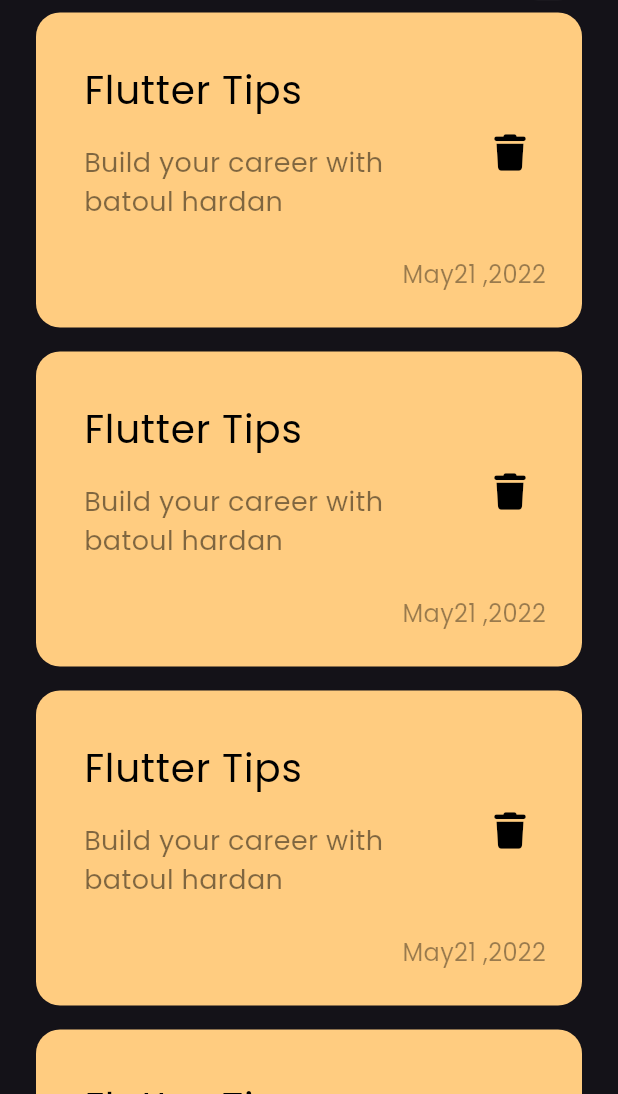
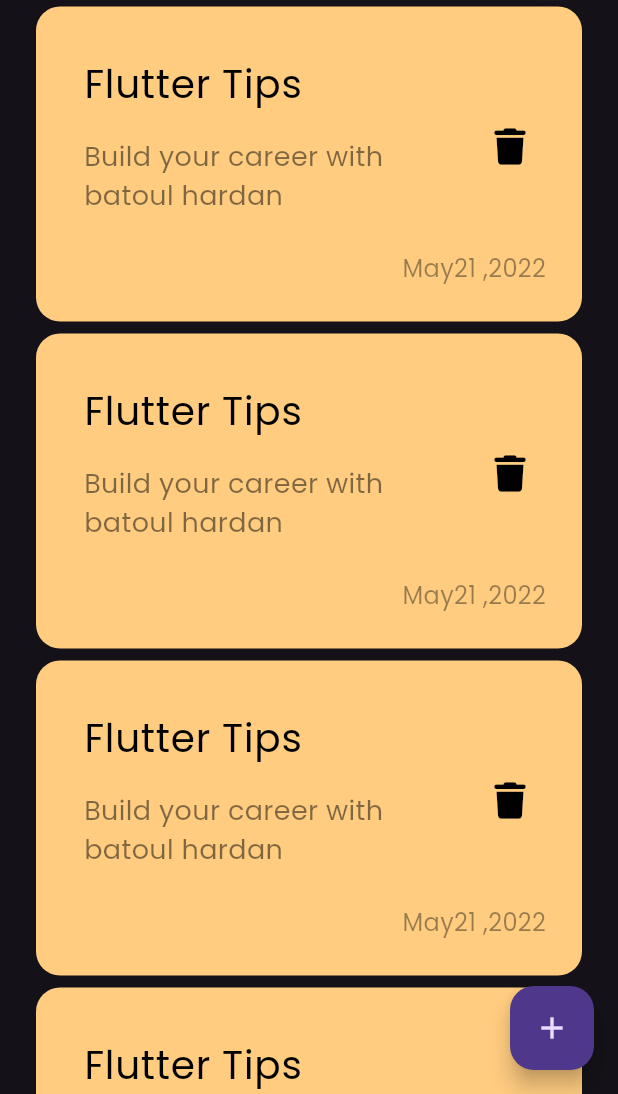
Before and after one commit to BatoolHardan/notes_app, a Flutter app: the screen it shows after launch, on a phone screen of 412 x 824 dp, the part 142-1236 px from its top. Run offline on Flutter 3.47's test engine with Material 3 defaults, Android fonts, the phone set to English and light mode, and no system bars; our stand-ins replace font_awesome_flutter.

Commit message:
add floating action botton

```diff
--- a/lib/views/notes_view.dart
+++ b/lib/views/notes_view.dart
@@ -6,8 +6,12 @@ class NotesView extends StatelessWidget {
 
   @override
   Widget build(BuildContext context) {
-    return const Scaffold(
-      body: NotesViewBody(),
+    return Scaffold(
+      floatingActionButton: FloatingActionButton(
+        onPressed: () {},
+        child: const Icon(Icons.add),
+      ),
+      body: const NotesViewBody(),
     );
   }
 }
--- a/lib/views/widgets/notes_view.dart
+++ b/lib/views/widgets/notes_view.dart
@@ -3,13 +3,13 @@ import 'package:notes_app/views/widgets/custom_note_item.dart';
 
 class NotesListView extends StatelessWidget {
   const NotesListView({super.key});
-
+  final data = const [];
   @override
   Widget build(BuildContext context) {
     return ListView.builder(
       itemBuilder: (context, index) {
         return const Padding(
-          padding: EdgeInsets.symmetric(vertical: 8),
+          padding: EdgeInsets.symmetric(vertical: 4),
           child: NoteItem(),
         );
       },
```
